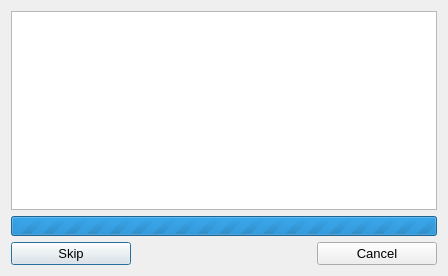
Qt form forms/judgingdialog.ui (Project-LemonLime/Project_LemonLime) before a commit.
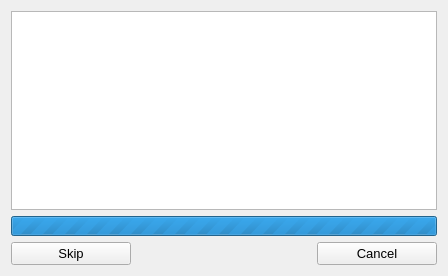
The same form after that commit. Icons and pictures are not drawn.

Patch:
```diff
--- a/forms/judgingdialog.ui
+++ b/forms/judgingdialog.ui
@@ -106,6 +106,9 @@
         <iconset resource="../resource.qrc">
          <normaloff>:/icon/media-skip-forward.svg</normaloff>:/icon/media-skip-forward.svg</iconset>
        </property>
+       <property name="autoDefault">
+        <bool>false</bool>
+       </property>
        <property name="flat">
         <bool>false</bool>
        </property>
@@ -144,6 +147,9 @@
         <iconset resource="../resource.qrc">
          <normaloff>:/icon/media-playback-stop.svg</normaloff>:/icon/media-playback-stop.svg</iconset>
        </property>
+       <property name="autoDefault">
+        <bool>false</bool>
+       </property>
       </widget>
      </item>
     </layout>
```
